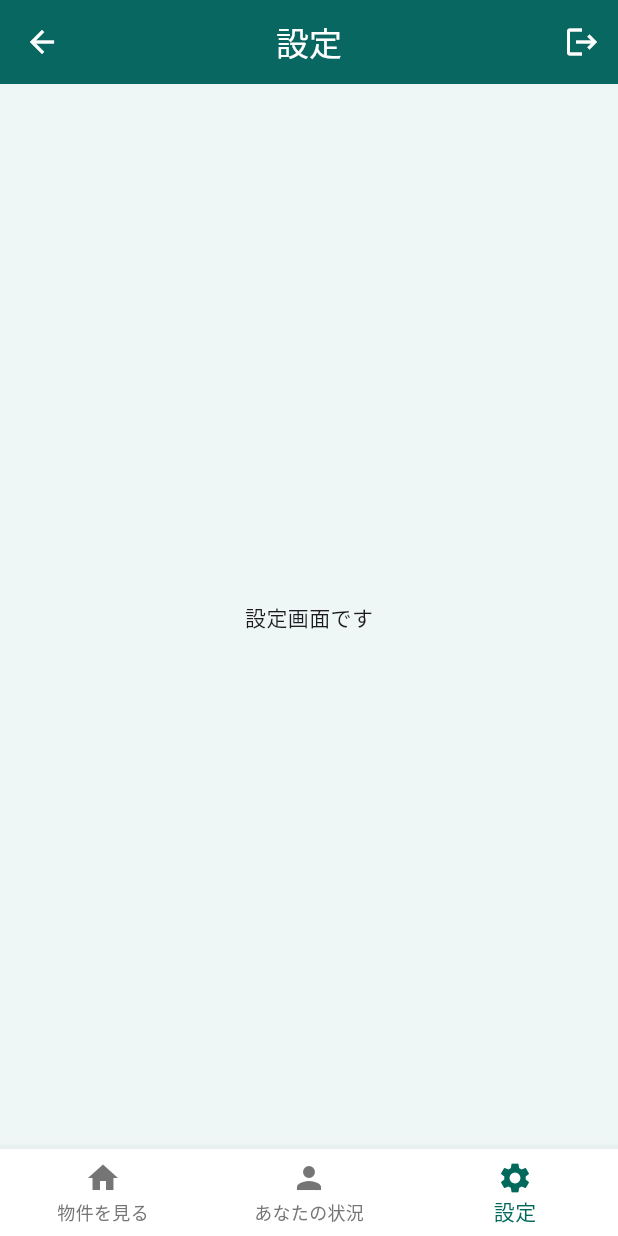
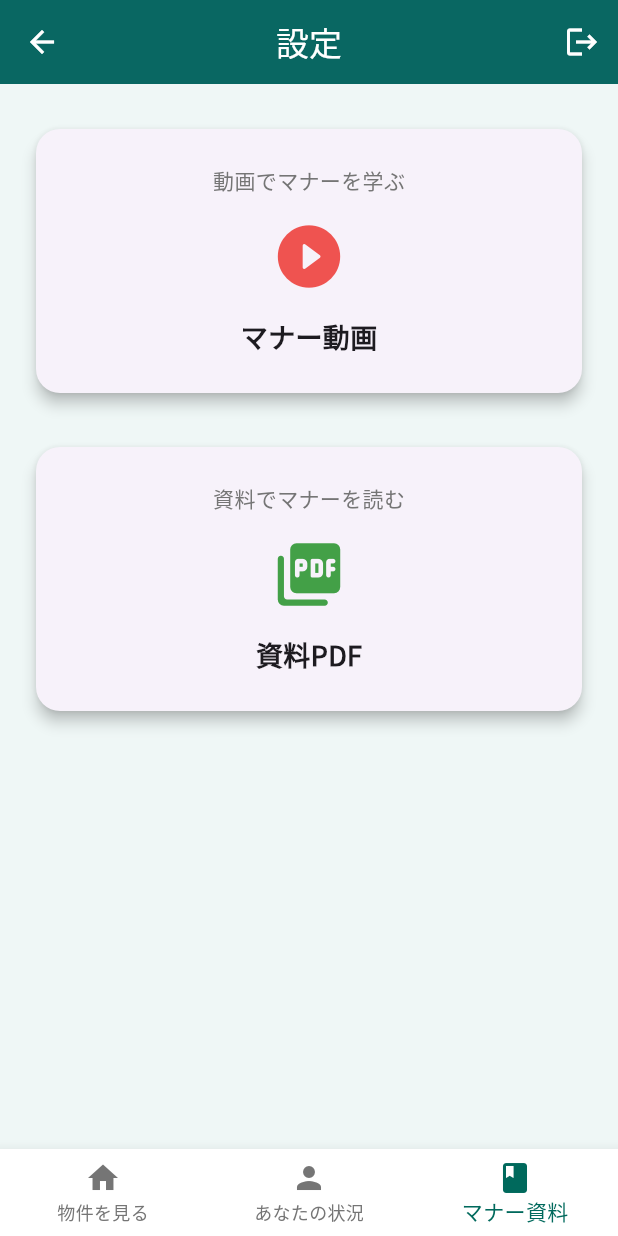
Before and after one commit to fumiya0527/ffh, a Flutter app: the AppRootScreen screen opened directly, item 3 of the bottom bar chosen, on a phone screen of 412 x 824 dp. Run offline on Flutter 3.47's test engine with Material 3 defaults, Android fonts, the phone set to English and light mode, and no system bars; our stand-ins replace cloud_firestore, firebase_auth, firebase_core, firebase_storage, google_fonts, image_picker and 1 more; accounts and stored records are empty.

Commit message:
更新します

```diff
--- a/user_app/lib/house_select.dart
+++ b/user_app/lib/house_select.dart
@@ -91,12 +91,13 @@ class _AppRootScreenState extends State<AppRootScreen> {
           ),
         ],
       ),
+
       body: _widgetOptions.elementAt(_selectedIndex),
       bottomNavigationBar: BottomNavigationBar(
         items: const <BottomNavigationBarItem>[
           BottomNavigationBarItem(icon: Icon(Icons.home), label: '物件を見る'),
           BottomNavigationBarItem(icon: Icon(Icons.person), label: 'あなたの状況'),
-          BottomNavigationBarItem(icon: Icon(Icons.settings), label: '設定'),
+          BottomNavigationBarItem(icon: Icon(Icons.book), label: 'マナー資料'),
         ],
         currentIndex: _selectedIndex,
         selectedItemColor: mainColor,
@@ -121,16 +122,20 @@ class _MainScreenState extends State<MainScreen> {
   final FirebaseFirestore _firestore = FirebaseFirestore.instance;
   final FirebaseAuth _auth = FirebaseAuth.instance;
 
-
-  // ▼▼▼ 1. 元のダミーデータを「写真だけのテンプレート」として用意 ▼▼▼
   final List<List<String>> _imageTemplates = [
     ['assets/homedate1.jpg', 'assets/homedate1_1.jpg'],
     ['assets/homedate2.jpg', 'assets/homedate2_2.jpg'],
     ['assets/homedate3.jpg', 'assets/homedate3_1.jpg'],
+    ['assets/homedate4.jpg', 'assets/homedate4_1.jpg'],
+    ['assets/homedate5.jpg', 'assets/homedate5_1.jpg'],
+    ['assets/homedate6.jpg', 'assets/homedate6_1.jpg'],
+    ['assets/homedate7.jpg', 'assets/homedate7_1.jpg'],
+    ['assets/homedate8.jpg', 'assets/homedate8_1.jpg'],
+    ['assets/homedate9.jpg', 'assets/homedate9_1.jpg'],
+    ['assets/homedate10.jpg', 'assets/homedate10_1.jpg'],
 
   ];
 
-  // ▼▼▼ 2. 実際に画面に表示するための、IDが紐付いたリストを新しく用意 ▼▼▼
   List<List<List<String>>> _displayableProperties = [];
 
   int currentIndex = 0;
@@ -150,7 +155,6 @@ class _MainScreenState extends State<MainScreen> {
     } catch (e) { print('ユーザー希望条件の取得中にエラー: $e'); }
   }
 
-  // ▼▼▼ 3. データ取得後に、IDと写真を組み合わせる処理を追加 ▼▼▼
   Future<void> _filterProperties() async {
     if (_userDesiredConditions == null) return;
     try {
@@ -166,67 +170,34 @@ class _MainScreenState extends State<MainScreen> {
         if (_checkPropertyMatches(property, _userDesiredConditions!)) { tempMatchingProperties.add(property); }
       }
 
-      // --- ここからがご希望の処理 ---
-      // 表示用の新しいリストを作成
       List<List<List<String>>> newDisplayableProperties = [];
       for (int i = 0; i < tempMatchingProperties.length; i++) {
-        // 画像テンプレートの数を超えたらループさせる
         final imagePaths = _imageTemplates[i % _imageTemplates.length];
-        // マッチした物件のIDを取得
         final propertyId = tempMatchingProperties[i]['propertyId'];
-        // [画像パスリスト, [ID]] の形式で新しいリストに追加
         newDisplayableProperties.add([imagePaths, [propertyId]]);
       }
 
       if (mounted) {
         setState(() {
           _matchingProperties = tempMatchingProperties;
-          _displayableProperties = newDisplayableProperties; // 表示用リストを更新
+          _displayableProperties = newDisplayableProperties;
           currentIndex = 0;
         });
       }
     } catch (e) { print('物件のフィルタリング中にエラー: $e'); }
   }
 
+
+
+
   bool _checkPropertyMatches(Map<String, dynamic> property, Map<String, dynamic> desired) {
-  // ---【オリジナル】家賃のチェック ---
     int propertyRent = property['rent'] as int? ?? 0;
     int desiredRentMin = desired['rentRangeMin'] as int? ?? 0;
     int desiredRentMax = desired['rentRangeMax'] as int? ?? 200000;
-  if (propertyRent < desiredRentMin || propertyRent > desiredRentMax) {
-    return false;
-  }
-
-  // ---【オリジナル】市区町村のチェック ---
+    if (propertyRent < desiredRentMin || propertyRent > desiredRentMax) return false;
     String propertyCity = property['city'] as String? ?? '';
     String desiredCity = desired['city'] as String? ?? '';
-  if (desiredCity.isNotEmpty && propertyCity != desiredCity) {
-    return false;
-  }
-
-  // ---【改善版】駅からの距離のチェック ---
-  final String? propertyDistance = property['distanceToStation'] as String?;
-  final String? desiredDistance = desired['distanceToStation'] as String?;
-  if (desiredDistance != null && desiredDistance.isNotEmpty) {
-    if (desiredDistance == '20分以上') {
-      if (propertyDistance != '20分以上') return false;
-    } else {
-      final int propertyRank = _getRankForDistance(propertyDistance);
-      final int desiredRank = _getRankForDistance(desiredDistance);
-      if (propertyRank > desiredRank) return false;
-    }
-  }
-
-  // ---【改善版】築年数のチェック ---
-  final String? propertyAge = property['buildingAge'] as String?;
-  final String? desiredAge = desired['buildingAge'] as String?;
-  if (desiredAge != null && desiredAge.isNotEmpty) {
-    final int propertyAgeRank = _getRankForBuildingAge(propertyAge);
-    final int desiredAgeRank = _getRankForBuildingAge(desiredAge);
-    if (propertyAgeRank > desiredAgeRank) return false;
-  }
-
-  // ここまでの条件を全てクリアした物件だけが true を返す
+    if (desiredCity.isNotEmpty && propertyCity != desiredCity) return false;
     return true;
   }
 
@@ -243,7 +214,6 @@ class _MainScreenState extends State<MainScreen> {
           padding: const EdgeInsets.all(16.0),
           child: Column(
             children: [
-              // ▼▼▼ 4. 表示に新しいリスト(_displayableProperties)を使うように変更 ▼▼▼
               if (_displayableProperties.isNotEmpty) ...[
                 Hero(
                   tag: 'imageHero',
@@ -251,7 +221,7 @@ class _MainScreenState extends State<MainScreen> {
                     onTap: () {
                       final propertyToShow = _displayableProperties[currentIndex];
                       Navigator.push(context, MaterialPageRoute(builder: (context) => DetailScreen(
-                        propertyData: propertyToShow, // [画像リスト, [ID]] をそのまま渡す
+                        propertyData: propertyToShow,
                       )));
                     },
                     child: ClipRRect(
@@ -259,14 +229,29 @@ class _MainScreenState extends State<MainScreen> {
                       child: AspectRatio(
                         aspectRatio: 16 / 9,
                         child: Image.asset(
-                          _displayableProperties[currentIndex][0][0], // 最初の画像を表示
+                          _displayableProperties[currentIndex][0][0], // 正しくcurrentIndexの物件の画像を参照する
+                          key: ValueKey(_displayableProperties[currentIndex][0][0]),     // ★キーを追加して、画像が確実に更新されるようにする
                           fit: BoxFit.cover,
+                          errorBuilder: (context, error, stackTrace) => const Icon(Icons.error),
                         )
                       ),
                     ),
                   ),
                 ),
-                const SizedBox(height: 24),
+
+                // ▼▼▼ ここに追加 ▼▼▼
+                const SizedBox(height: 16),
+                Text(
+                  _matchingProperties[currentIndex]['propertyName'] ?? '名称不明',
+                  style: const TextStyle(
+                    fontSize: 22,
+                    fontWeight: FontWeight.bold,
+                  ),
+                  textAlign: TextAlign.center,
+                ),
+                const SizedBox(height: 16),
+                // ▲▲▲ ここまで追加 ▲▲▲
+
                 Row(
                   mainAxisAlignment: MainAxisAlignment.spaceAround,
                   children: [
@@ -678,12 +663,86 @@ class _UserInterestStatusScreenState extends State<UserInterestStatusScreen> {
     );
   }
 }
-
 class SettingsScreen extends StatelessWidget {
   const SettingsScreen({super.key});
 
+  // URLを開くための補助関数
+  Future<void> _launchURL(BuildContext context, String urlString) async {
+    final Uri url = Uri.parse(urlString);
+    if (!await launchUrl(url, mode: LaunchMode.externalApplication)) {
+      if (context.mounted) {
+        ScaffoldMessenger.of(context).showSnackBar(
+          SnackBar(content: Text('このリンクを開けませんでした: $urlString')),
+        );
+      }
+    }
+  }
+
+  // ポップなカードを作成するための補助ウィジェット
+  Widget _buildOptionCard({
+    required BuildContext context,
+    required IconData icon,
+    required Color iconColor,
+    required String topText,
+    required String bottomText,
+    required VoidCallback onTap,
+  }) {
+    return Card(
+      elevation: 4,
+      shape: RoundedRectangleBorder(borderRadius: BorderRadius.circular(16)),
+      child: InkWell(
+        onTap: onTap,
+        borderRadius: BorderRadius.circular(16),
+        child: Padding(
+          padding: const EdgeInsets.symmetric(vertical: 24.0, horizontal: 16.0),
+          child: Column(
+            mainAxisAlignment: MainAxisAlignment.center,
+            children: [
+              Text(topText, style: TextStyle(color: Colors.grey[600], fontSize: 14)),
+              const SizedBox(height: 16),
+              Icon(icon, size: 50, color: iconColor),
+              const SizedBox(height: 16),
+              Text(bottomText, style: const TextStyle(fontSize: 18, fontWeight: FontWeight.bold)),
+            ],
+          ),
+        ),
+      ),
+    );
+  }
+
   @override
   Widget build(BuildContext context) {
-    return const Center(child: Text('設定画面です'));
+    // 動画とPDFのURL
+    const videoUrl = 'https://drive.google.com/file/d/1vrkutI5mjecmqeejPJbvVw87RvvRVykt/view?usp=drive_link';
+    const pdfUrl = 'https://drive.google.com/file/d/15CMXu2UYdGq6o0hKyNEGTc58JVZ5Uo2F/view?usp=drive_link';
+
+    return Scaffold(
+      body: Padding(
+        padding: const EdgeInsets.all(24.0),
+        child: Column(
+          mainAxisAlignment: MainAxisAlignment.start,
+          crossAxisAlignment: CrossAxisAlignment.stretch,
+          children: [
+            _buildOptionCard(
+              context: context,
+              icon: Icons.play_circle_fill_rounded,
+              iconColor: Colors.red.shade400,
+              topText: '動画でマナーを学ぶ',
+              bottomText: 'マナー動画',
+              onTap: () => _launchURL(context, videoUrl),
+            ),
+            const SizedBox(height: 24),
+            _buildOptionCard(
+              context: context,
+              icon: Icons.picture_as_pdf_rounded,
+              iconColor: Colors.green.shade600,
+              topText: '資料でマナーを読む',
+              bottomText: '資料PDF',
+              onTap: () => _launchURL(context, pdfUrl),
+            ),
+          ],
+        ),
+      ),
+    );
   }
 }
```
Also changed, not shown: user_app/pubspec.yaml (+14 -0 lines), user_app/assets/homedate10_1.jpg (added), user_app/assets/homedate4_1.jpg (added), user_app/assets/homedate7_1.jpg (added), user_app/pubspec.lock, 11 other files. Lines whose indentation alone changed are shown as unchanged.
